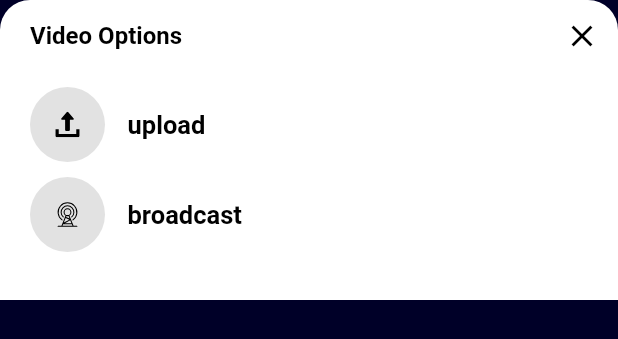
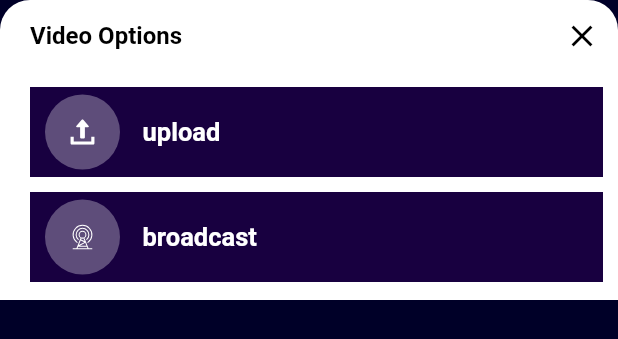
Before and after one commit to fadyZaherEng/YoutubeApp_WithGetX, a Flutter app: the YoutubeBottomSheet widget shown alone on an empty page, opened directly, on a phone screen of 412 x 824 dp. Shown: the top 339 px of the screen. Run offline on Flutter 3.47's test engine with Material 2 defaults, Android fonts, the phone set to English and light mode, and no system bars; our stand-ins replace conditional_builder_null_safety, flutter_svg, get, hexcolor, shared_preferences, youtube_player_flutter; accounts and stored records are empty; network calls fail.

Commit message:
upload finish

```diff
--- a/lib/shared/components/youtube_add_video_bottom_sheet.dart
+++ b/lib/shared/components/youtube_add_video_bottom_sheet.dart
@@ -1,6 +1,7 @@
 import 'package:flutter/material.dart';
 import 'package:flutter_svg/flutter_svg.dart';
 import 'package:get/get.dart';
+import 'package:hexcolor/hexcolor.dart';
 
 class YoutubeBottomSheet extends StatelessWidget {
   Widget _header() {
@@ -34,7 +35,14 @@ class YoutubeBottomSheet extends StatelessWidget {
     required Function() onTap,
   }) {
     return InkWell(
-      onTap: (){},
+      onTap: () {},
+      highlightColor: Colors.white,
+      focusColor: Colors.white,
+      hoverColor: Colors.white,
+      child: Container(
+        color: HexColor('180040'),
+        padding: const EdgeInsets.only(left: 10.0,top: 5,bottom: 5,right: 10),
+        margin: const EdgeInsets.only(right: 10),
         child: Row(
           children: [
             Container(
@@ -42,13 +50,13 @@ class YoutubeBottomSheet extends StatelessWidget {
               height: 50,
               decoration: BoxDecoration(
                 shape: BoxShape.circle,
-              color: Colors.grey.withOpacity(0.3),
+                color: Colors.white.withOpacity(0.3),
               ),
               child: Center(
                 child: Container(
                   width: iconSize,
                   height: iconSize,
-                child: SvgPicture.asset("assets/svg/icons/$icon.svg"),
+                  child: SvgPicture.asset("assets/svg/icons/$icon.svg",color: Colors.white,),
                 ),
               ),
             ),
@@ -56,9 +64,12 @@ class YoutubeBottomSheet extends StatelessWidget {
             Text(
               label,
               style: TextStyle(
-                fontWeight: FontWeight.bold, fontSize: 17, color: Colors.black),
+                  fontWeight: FontWeight.bold,
+                  fontSize: 17,
+                  color: Colors.white),
             )
           ],
+        ),
       ),
     );
   }
@@ -75,6 +86,7 @@ class YoutubeBottomSheet extends StatelessWidget {
         ),
         color: Colors.white,
       ),
+      child: SingleChildScrollView(
         child: Column(
           children: [
             _header(),
@@ -94,6 +106,7 @@ class YoutubeBottomSheet extends StatelessWidget {
             ),
           ],
         ),
+      ),
     );
   }
 }
--- a/lib/shared/theme.dart
+++ b/lib/shared/theme.dart
@@ -14,7 +14,7 @@ ThemeData lightTheme()=>ThemeData(
     ),
     systemOverlayStyle: SystemUiOverlayStyle(
       statusBarColor: Colors.white,
-      statusBarIconBrightness: Brightness.dark,
+      statusBarIconBrightness: Brightness.light,
     ),
     iconTheme: IconThemeData(
       color: Colors.indigo,
@@ -72,14 +72,14 @@ ThemeData darkTheme()=>ThemeData(
       color: Colors.blueAccent,
     ),
     systemOverlayStyle: SystemUiOverlayStyle(
-      statusBarColor: HexColor('000028'),
-      statusBarIconBrightness: Brightness.light,
+      statusBarColor:Colors.white,
+      statusBarIconBrightness: Brightness.dark,
     ),
-    iconTheme: const IconThemeData(
-      color: Colors.blueAccent,
+    iconTheme:  IconThemeData(
+      color: HexColor('000028'),
     ),
-    actionsIconTheme: const IconThemeData(
-      color: Colors.blueAccent,
+    actionsIconTheme:  IconThemeData(
+      color: HexColor('000028'),
     ),
   ),
   bottomNavigationBarTheme:  BottomNavigationBarThemeData(
```
Lines whose indentation alone changed are shown as unchanged.
